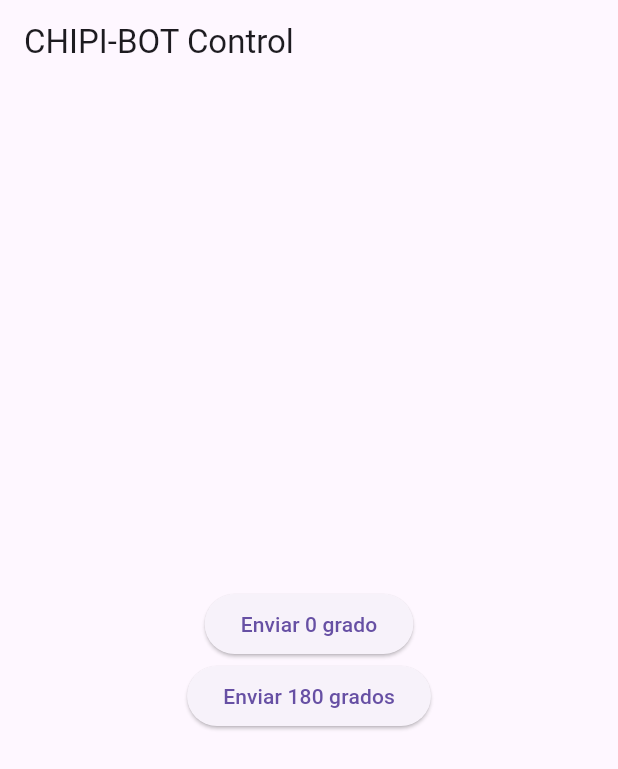
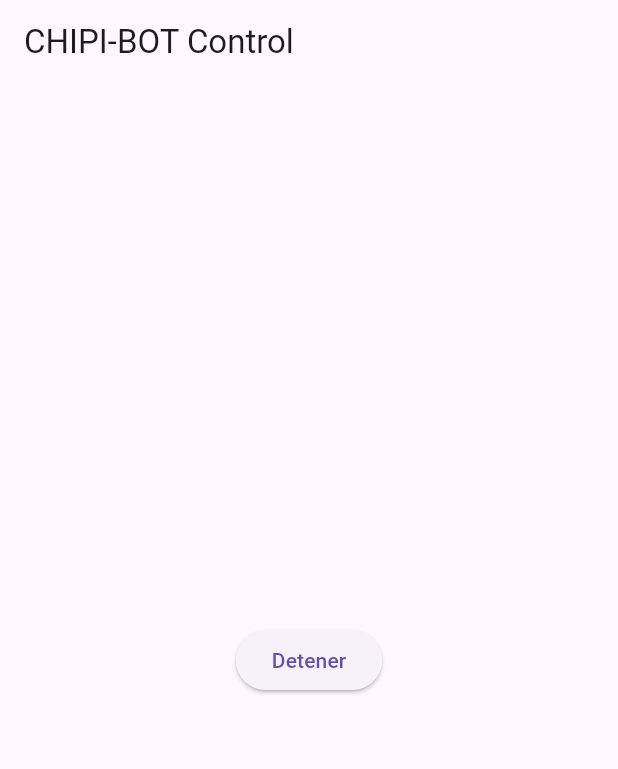
Before and after one commit to lechuga1122xD/servormotor3, a Flutter app: the screen it shows after launch, on a phone screen of 412 x 824 dp. Shown: the top 769 px of the screen. Run offline on Flutter 3.47's test engine with Material 3 defaults, Android fonts, the phone set to English and light mode, and no system bars; our stand-ins replace flutter_bluetooth_serial, permission_handler.

Commit message:
conexion al bluetooth chipi-bot

```diff
--- a/lib/bluetooth_connection.dart
+++ b/lib/bluetooth_connection.dart
@@ -2,6 +2,7 @@ import 'package:flutter_bluetooth_serial/flutter_bluetooth_serial.dart';
 import 'package:permission_handler/permission_handler.dart';
 import 'dart:convert';
 
+//Clase de conexion con el modulo de HC-06
 class BluetoothConnectionManager {
   BluetoothConnection? connection;
   Future<void> checkPermissions() async {
--- a/lib/main.dart
+++ b/lib/main.dart
@@ -50,15 +50,9 @@ class _HomepageState extends State<Homepage> {
           children: [
             ElevatedButton(
               onPressed: () {
-                _bluetoothManager.sendData("0"); // Enviar "0" al CHIPI-BOT
+                _bluetoothManager.sendData("1"); // Enviar "1" al CHIPI-BOT
               },
-              child: const Text("Enviar 0 grado"),
-            ),
-            ElevatedButton(
-              onPressed: () {
-                _bluetoothManager.sendData("180"); // Enviar "180" al CHIPI-BOT
-              },
-              child: const Text("Enviar 180 grados"),
+              child: const Text("Detener"),
             ),
           ],
         ),
```
